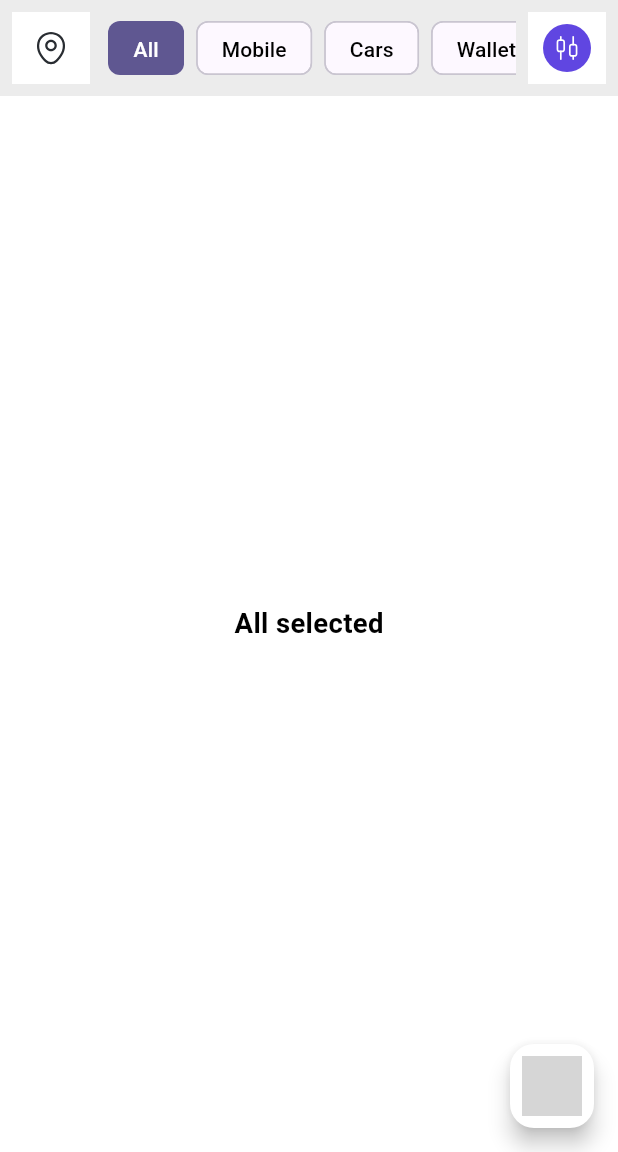
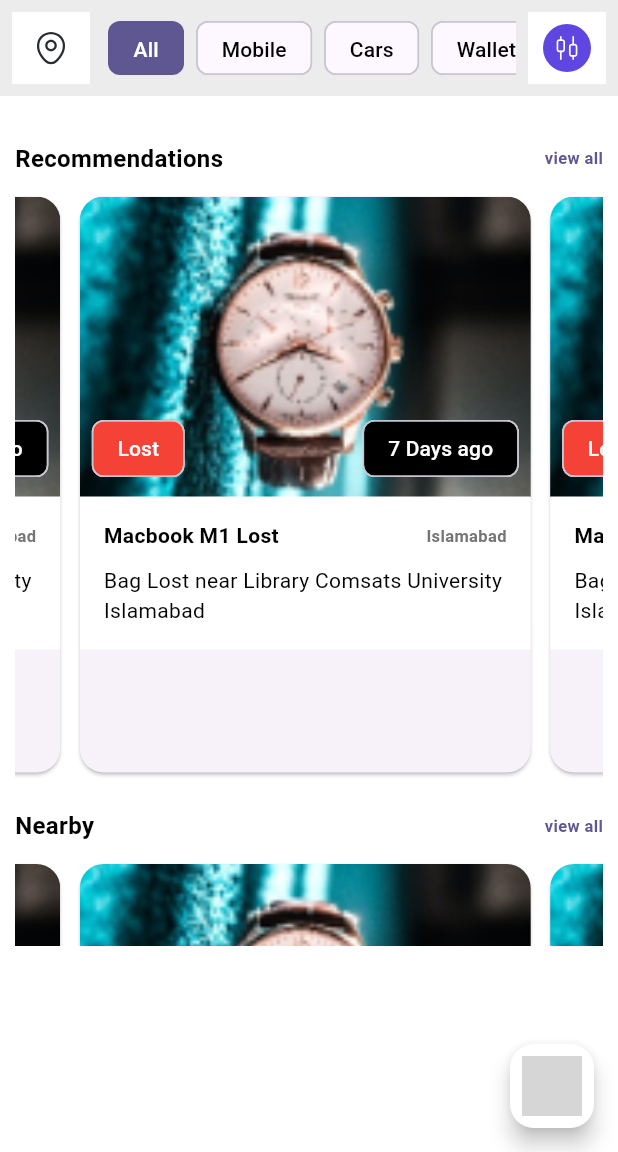
Before and after one commit to ruslan-durrani/Flutter-Projects, a Flutter app: the HomeScreen screen opened directly, on a phone screen of 412 x 824 dp, the part 84-1236 px from its top. Run offline on Flutter 3.47's test engine with Material 3 defaults, Android fonts, the phone set to English and light mode, and no system bars; drawn by our look-alikes of carousel_slider; our stand-ins replace bloc, cloud_firestore, device_info_plus, dropdown_textfield, equatable, firebase_auth and 29 more; missing offline and left inert: material_dialogs, sunmi_printer_plus; accounts and stored records are empty; project files that could hold a hidden picture were left out; grey boxes are pictures that could not be loaded.

Commit message:
update lostGet

```diff
--- /dev/null
+++ b/lost_get/lib/presentation_layer/screens/Home/components/all_items.dart
@@ -0,0 +1,70 @@
+import 'package:cloud_firestore/cloud_firestore.dart';
+import 'package:flutter/material.dart';
+import '../../../../models/report_item.dart';
+
+
+class AllItemsGrid extends StatelessWidget {
+  // Create a dummy list of items
+  final List<ReportItemModel> items = [
+    // Add a few dummy items
+    ReportItemModel(
+      title: 'Lost Laptop',
+      description: 'Black Dell laptop lost near the library.',
+      status: 'Lost',
+      imageUrls: ['url_to_laptop_image'], // Replace with actual URLs
+      userId: 'user1',
+      category: 'Electronics',
+      subCategory: 'Laptops',
+      publishDateTime: DateTime.now().subtract(Duration(days: 7)),
+      address: 'Library Comsats University Islamabad',
+      city: 'Islamabad',
+      country: 'Pakistan',
+      coordinates: GeoPoint(33.6844, 73.0479), // Replace with actual coordinates
+      flagged: false,
+      published: true,
+    ),
+    // Add more items as needed
+  ];
+
+  @override
+  Widget build(BuildContext context) {
+    return GridView.builder(
+      gridDelegate: SliverGridDelegateWithFixedCrossAxisCount(
+        crossAxisCount: 2, // Number of columns
+        childAspectRatio: 0.8, // The ratio of the width to the height of each item
+      ),
+      itemCount: items.length,
+      itemBuilder: (context, index) {
+        var item = items[index];
+        return Card(
+          clipBehavior: Clip.antiAlias,
+          child: Column(
+            crossAxisAlignment: CrossAxisAlignment.start,
+            children: <Widget>[
+              AspectRatio(
+                aspectRatio: 18.0 / 11.0,
+                child: Image.network(
+                  item.imageUrls!.isNotEmpty ? item.imageUrls!.first : 'url_to_default_image', // Replace with a placeholder or default image if the item has no image
+                  fit: BoxFit.cover,
+                ),
+              ),
+              Padding(
+                padding: EdgeInsets.fromLTRB(16.0, 12.0, 16.0, 8.0),
+                child: Column(
+                  crossAxisAlignment: CrossAxisAlignment.start,
+                  children: <Widget>[
+                    Text(item.title ?? 'No title', style: TextStyle(fontSize: 16.0, fontWeight: FontWeight.bold)),
+                    SizedBox(height: 8.0),
+                    Text(item.description ?? 'No description', style: TextStyle(fontSize: 14.0)),
+                    SizedBox(height: 8.0),
+                    Text(item.publishDateTime != null ? 'Published ${item.publishDateTime!.toLocal()}' : 'Date unknown'),
+                  ],
+                ),
+              ),
+            ],
+          ),
+        );
+      },
+    );
+  }
+}
--- /dev/null
+++ b/lost_get/lib/presentation_layer/screens/Home/controller/home_screen_reports_controller.dart
@@ -0,0 +1,55 @@
+import 'package:cloud_firestore/cloud_firestore.dart';
+import 'package:flutter/cupertino.dart';
+
+import '../../../../models/report_item.dart';
+import '../widgets/reportedItemCard.dart';
+
+class HomeScreenController{
+  List<ReportItemModel> listOfRecommendedItems=[];
+  List<ReportItemModel> listOfNearbyItems=[];
+  List<ReportItemModel> listOfCategories=[];
+  List<ReportItemModel> listOfRecentUploads=[];
+
+  ReportItemModel dummyItem = ReportItemModel(
+  title: "Macbook M1 Lost",
+  description: "Bag Lost near Library Comsats University Islamabad",
+  status: "Lost",
+  imageUrls: [
+  "assets/icons/watch_item_dummy.jpg" // Placeholder image URL
+  ],
+  userId: "user123",
+  category: "Electronics",
+  subCategory: "Laptops",
+  publishDateTime: DateTime.now().subtract(Duration(days: 7)),
+  address: "Library Comsats University",
+  city: "Islamabad",
+  country: "Pakistan",
+  coordinates: GeoPoint(33.6844, 73.0479), // Dummy coordinates for Islamabad
+  flagged: false,
+  published: true,
+  );
+
+  fillUpDummy(){
+    listOfRecommendedItems.addAll([dummyItem,dummyItem,dummyItem,dummyItem,dummyItem]);
+    listOfNearbyItems.addAll([dummyItem,dummyItem,dummyItem,dummyItem,dummyItem]);
+    listOfCategories.addAll([dummyItem,dummyItem,dummyItem,dummyItem,dummyItem]);
+    listOfRecentUploads.addAll([dummyItem,dummyItem,dummyItem,dummyItem,dummyItem]);
+  }
+
+  HomeScreenController(){
+    fillUpDummy();
+  }
+  List<ReportItemModel> getRecommendationsItem(){
+
+    return listOfRecommendedItems;
+  }
+  List<ReportItemModel> getNearbyItem(){
+    return listOfNearbyItems;
+  }
+  List<ReportItemModel> getCategoriesItem(){
+    return listOfCategories;
+  }
+  List<ReportItemModel> getRecentUploadsItem(){
+    return listOfRecentUploads;
+  }
+}
--- a/lost_get/lib/presentation_layer/screens/Home/home_screen.dart
+++ b/lost_get/lib/presentation_layer/screens/Home/home_screen.dart
@@ -3,8 +3,14 @@ import 'package:firebase_auth/firebase_auth.dart';
 import 'package:flutter/material.dart';
 import 'package:flutter_svg/svg.dart';
 import 'package:lost_get/models/user_profile.dart';
+import 'package:lost_get/presentation_layer/screens/Home/components/all_items.dart';
+import 'package:lost_get/presentation_layer/screens/Home/controller/home_screen_reports_controller.dart';
+import 'package:lost_get/presentation_layer/screens/Home/widgets/reportedItemCard.dart';
+import 'package:lost_get/presentation_layer/screens/Home/widgets/reportedItemCarousal.dart';
+import 'package:lost_get/presentation_layer/screens/Home/widgets/section_heading.dart';
 import 'package:lost_get/services/chat_system_services/chat_service.dart';
 
+import '../../../models/report_item.dart';
 import '../../widgets/my_user_component.dart';
 import '../ChatBot/chatbot_screen.dart';
 import '../Messenger/chat_screen.dart';
@@ -61,9 +67,7 @@ class _HomeScreenState extends State<HomeScreen> {
           QuickFilterBar(
             onFilterSelected: _handleFilterChange, // Pass the filter change handler
           ),
-          Expanded(
-            child: _buildBodyContent(), // Build the body content based on the selected filter
-          ),
+          _buildBodyContent(),
         ],
       ),
       floatingActionButton: FloatingActionButton(
@@ -77,12 +81,52 @@ class _HomeScreenState extends State<HomeScreen> {
     );
   }
 
+  onItemTapped(item){
+
+  }
   Widget _buildBodyContent() {
     // Based on the selected filter index, return different Widgets/content
+    HomeScreenController controller = HomeScreenController();
     switch (_selectedFilterIndex) {
       case 0:
+        return Container(
+          padding: EdgeInsets.all(10),
+          height: MediaQuery.of(context).size.height * .7,
+          child: SingleChildScrollView(
+            child: Column(
+              children: [
+                getSectionHeading("Recommendations", context, (){}),
+                ReportedItemsCarousel(reportedItems: controller.getRecommendationsItem(), onTap: (item)=>onItemTapped(item)),
+                getSectionHeading("Nearby", context, (){}),
+                ReportedItemsCarousel(reportedItems: controller.getNearbyItem(), onTap: (item)=>onItemTapped(item)),
+                getSectionHeading("Categories", context, (){}),
+                ReportedItemsCarousel(reportedItems: controller.getCategoriesItem(), onTap: (item)=>onItemTapped(item)),
+                getSectionHeading("Recent Uploads", context, (){}),
+                ReportedItemsCarousel(reportedItems: controller.getRecentUploadsItem(), onTap: (item)=>onItemTapped(item)),
+              ],
+            ),
+          ),
+        );
       // This is just an example, replace with your actual content for 'All'
-        return Center(child: Text('All selected'));
+      //   return ReportedItemCard(item: ReportItemModel(
+      //     title: "Macbook M1 Lost",
+      //     description: "Bag Lost near Library Comsats University Islamabad",
+      //     status: "Lost",
+      //     imageUrls: [
+      //       "https://example.com/image.jpg" // Placeholder image URL
+      //     ],
+      //     userId: "user123",
+      //     category: "Electronics",
+      //     subCategory: "Laptops",
+      //     publishDateTime: DateTime.now().subtract(Duration(days: 7)),
+      //     address: "Library Comsats University",
+      //     city: "Islamabad",
+      //     country: "Pakistan",
+      //     coordinates: GeoPoint(33.6844, 73.0479), // Dummy coordinates for Islamabad
+      //     flagged: false,
+      //     published: true,
+      //   ), onTap: (){});
+        // return Center(child: Text('All selected'));
       case 1:
       // Replace with your actual content for 'Mobile'
         return Center(child: Text('Mobile selected'));
--- /dev/null
+++ b/lost_get/lib/presentation_layer/screens/Home/widgets/reportedItemCard.dart
@@ -0,0 +1,118 @@
+import 'package:flutter/material.dart';
+import 'package:intl/intl.dart';
+
+import '../../../../models/report_item.dart'; // Add intl package to your pubspec.yaml
+
+class ReportedItemCard extends StatefulWidget {
+  final ReportItemModel item;
+  final VoidCallback onTap;
+
+  const ReportedItemCard({
+    Key? key,
+    required this.item,
+    required this.onTap,
+  }) : super(key: key);
+
+  @override
+  _ReportedItemCardState createState() => _ReportedItemCardState();
+}
+
+class _ReportedItemCardState extends State<ReportedItemCard> {
+  String _formatDateTime(DateTime? dateTime) {
+    if (dateTime == null) return 'Unknown time';
+    final Duration difference = DateTime.now().difference(dateTime);
+    if (difference.inDays >= 1) {
+      return '${difference.inDays} Days ago';
+    } else if (difference.inHours >= 1) {
+      return '${difference.inHours} Hours ago';
+    } else {
+      return 'Just now';
+    }
+  }
+
+  @override
+  Widget build(BuildContext context) {
+    return GestureDetector(
+      onTap: widget.onTap,
+      child: Container(
+        width: MediaQuery.of(context).size.width * .8,
+        decoration: BoxDecoration(color: Colors.white),
+        child: Card(
+          clipBehavior: Clip.antiAlias,
+          shape: RoundedRectangleBorder(
+            borderRadius: BorderRadius.circular(16.0),
+          ),
+          child: Column(
+            crossAxisAlignment: CrossAxisAlignment.start,
+            children: <Widget>[
+              Stack(
+                alignment: Alignment.bottomLeft,
+                children: <Widget>[
+                  Container(
+                    width: double.infinity,
+                    height: 200,
+                    decoration: BoxDecoration(
+                      // color: Colors.grey,
+                      image: DecorationImage(
+                        image: AssetImage(widget.item.imageUrls?.first ?? ''),
+                        // image: NetworkImage(widget.item.imageUrls?.first ?? ''),
+                        fit: BoxFit.cover,
+                      ),
+                    ),
+                  ),
+                  Container(
+                    padding: EdgeInsets.all(8.0),
+                    child: Row(
+                      mainAxisAlignment: MainAxisAlignment.spaceBetween,
+                      children: [
+                        Chip(
+                          label: Text(widget.item.status ?? 'Unknown', style: TextStyle(color: Colors.white)),
+                          backgroundColor: Colors.red,
+                        ),
+                        Chip(
+                          label: Text(_formatDateTime(widget.item.publishDateTime), style: TextStyle(color: Colors.white)),
+                          backgroundColor: Colors.black,
+                        ),
+                      ],
+                    ),
+                  ),
+                ],
+              ),
+              Container(
+                color: Colors.white,
+                padding: EdgeInsets.all(16.0),
+                child: Column(
+                  children: [
+                    Row(
+                      mainAxisAlignment: MainAxisAlignment.spaceBetween,
+                      children: [
+                        Text(
+                          widget.item.title ?? 'Unknown',
+                          style: TextStyle(
+                            fontSize: 14,
+                            fontWeight: FontWeight.bold,
+                          ),
+                        ),
+                        Text(
+                          widget.item.city ?? 'Unknown location',
+                          style: TextStyle(
+                              fontSize: 11,
+                              color: Colors.grey[600]),
+                        ),
+                      ],
+                    ),
+                    SizedBox(height: 10,),
+                    Text(
+                      widget.item.description ?? 'No description provided.',
+                      style: TextStyle(fontSize: 14, fontWeight: FontWeight.normal),
+                    ),
+                  ],
+                ),
+              ),
+            ],
+          ),
+        ),
+      ),
+    );
+  }
+}
--- /dev/null
+++ b/lost_get/lib/presentation_layer/screens/Home/widgets/reportedItemCarousal.dart
@@ -0,0 +1,41 @@
+import 'package:flutter/material.dart';
+import 'package:carousel_slider/carousel_slider.dart';
+import 'package:lost_get/presentation_layer/screens/Home/widgets/reportedItemCard.dart';
+import '../../../../models/report_item.dart';
+
+class ReportedItemsCarousel extends StatelessWidget {
+  final List<ReportItemModel> reportedItems;
+  final Function(ReportItemModel) onTap;
+
+  const ReportedItemsCarousel({
+    Key? key,
+    required this.reportedItems,
+    required this.onTap,
+  }) : super(key: key);
+
+  @override
+  Widget build(BuildContext context) {
+    return CarouselSlider(
+      options: CarouselOptions(
+        autoPlay: false,
+        aspectRatio: 1,
+        padEnds: true,
+        enlargeCenterPage: false,
+        viewportFraction: 0.8,
+      ),
+      items: reportedItems.map((item) {
+        return Builder(
+          builder: (BuildContext context) {
+            return Container(
+              margin: EdgeInsets.only(right: 5),
+              child: ReportedItemCard(
+                item: item,
+                onTap: () => onTap(item),
+              ),
+            );
+          },
+        );
+      }).toList(),
+    );
+  }
+}
--- /dev/null
+++ b/lost_get/lib/presentation_layer/screens/Home/widgets/section_heading.dart
@@ -0,0 +1,17 @@
+import 'package:flutter/cupertino.dart';
+import 'package:flutter/material.dart';
+
+Widget getSectionHeading(title,context, onTap){
+  return Padding(
+    padding: const EdgeInsets.only(top:20.0,bottom: 10),
+    child: Row(
+      mainAxisAlignment: MainAxisAlignment.spaceBetween,
+      children: [
+        Text(title,style: TextStyle(fontWeight: FontWeight.bold,fontSize: 16),),
+        GestureDetector(
+            onTap: BorderRadius.only,
+            child: Text("view all",style: TextStyle(fontWeight: FontWeight.bold,fontSize: 11,color: Theme.of(context).colorScheme.primary),)),
+      ],
+    ),
+  );
+}
--- a/lost_get/pubspec.yaml
+++ b/lost_get/pubspec.yaml
@@ -71,6 +71,7 @@ dependencies:
   location_geocoder: ^1.0.5
   hive: ^2.2.3
   hive_flutter: ^1.1.0
+  carousel_slider: ^4.2.1
 
 
 dev_dependencies:
```
Also changed, not shown: lost_get/assets/icons/watch_item_dummy.jpg (added), lost_get/pubspec.lock.
